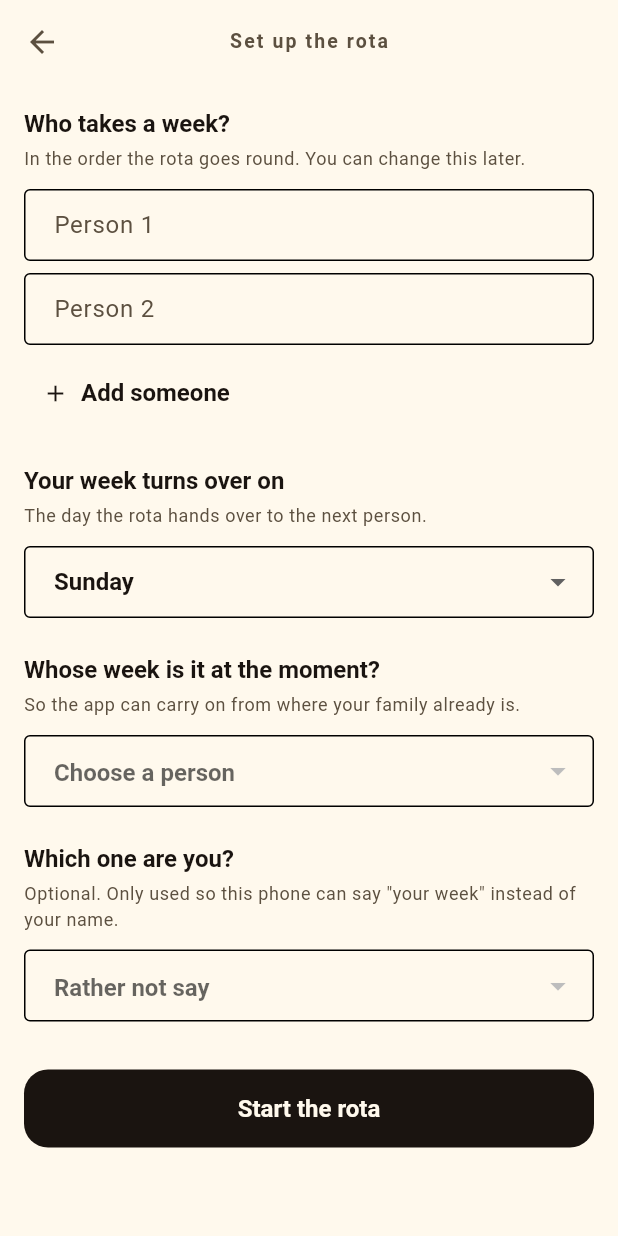
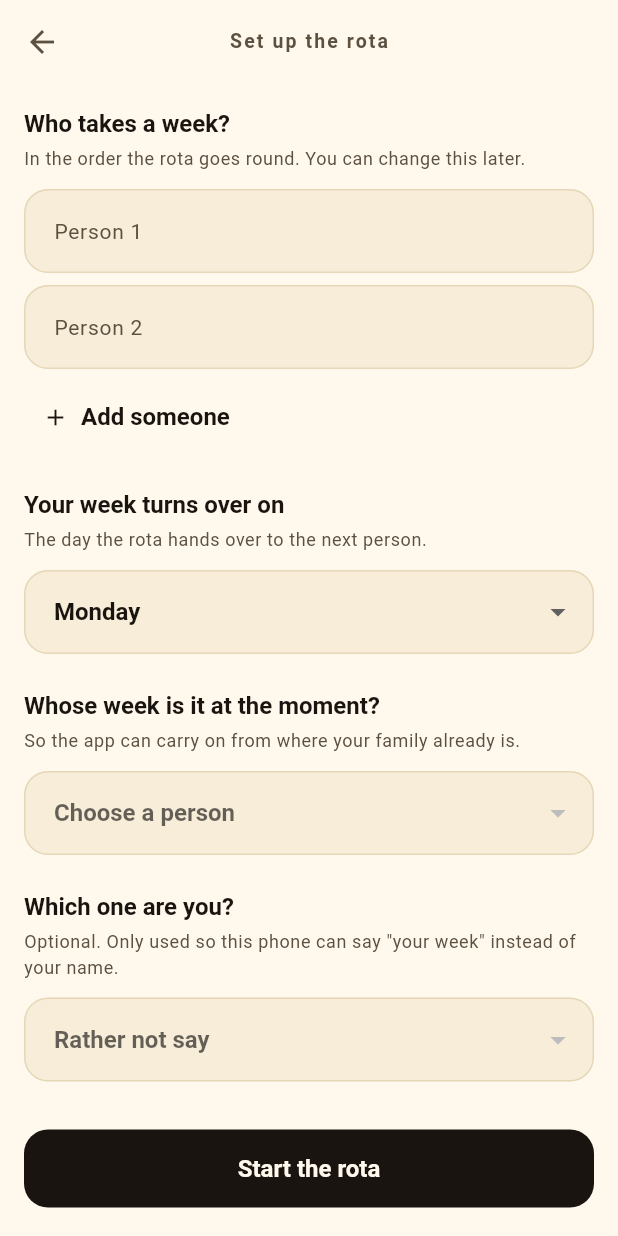
Before and after one commit to Jabulile1704/Mashibini-Prayer, a Flutter app: the screen it shows after launch, after a tap on "Set up the rota", on a phone screen of 412 x 824 dp. Run offline on Flutter 3.47's test engine with Material 3 defaults, Android fonts, the phone set to English and light mode, and no system bars; our stand-ins replace firebase_core, flutter_local_notifications, package_info_plus, shared_preferences, timezone; accounts and stored records are empty.

Commit message:
feat(rota): the week runs Monday to Sunday, and the fields look it
Three things the owner asked for.

**Monday is the default turnover day.** Sunday is the last day somebody
leads and the next person starts the following morning — which is what a
family means by "next week". The engine has never cared which day it is
(ADR-002), so this is a default, not a rule: any day is still choosable.

**Setup can be reached again.** It was reachable only from the "No rota yet"
state, so a family that had started could not change its turnover day, its
order, or who is in it. This is not the Settings screen that R2.3 needs
(#74, Day 19) — it is the one-line version, here because somebody needs to
change their turnover day today.

It asks first, because it replaces the rota. The journal is kept and the
dialog says so: it is stored separately and has nothing to do with the
cycle.

**The text fields are filled rather than outlined.** An outline is a box
drawn around nothing; a fill says "type here" before anybody reads the
label. The focused field carries the accent at two pixels, so "which field
am I in" is answerable without hunting for the caret.

On keyboards: **there was nothing to build.** Flutter uses each platform's
own keyboard — an iPhone gets Apple's, a Samsung gets Samsung's, and an app
cannot and should not override that. What the app does control is which
variant opens and how it behaves, and that was unset: the fields now declare
`TextInputType.name`, word capitalisation, autofill hints, and a `next`
action that moves to the following name instead of dismissing the keyboard
and making somebody re-tap four times.

Two tests encoded the old Sunday default and were corrected rather than
loosened — the mid-week one now expects the rota to start on Monday the
19th rather than Sunday the 18th, which is the behaviour change, visible.

```diff
--- a/lib/src/presentation/brand/theme.dart
+++ b/lib/src/presentation/brand/theme.dart
@@ -77,13 +77,57 @@ abstract final class AppTheme {
         ),
       ),
 
+      // Filled rather than outlined. An outline is a box drawn around
+      // nothing; a fill says "type here" before anybody reads the label,
+      // and it is what both platforms' own apps have settled on.
       inputDecorationTheme: InputDecorationTheme(
-        border: OutlineInputBorder(
-          borderRadius: BorderRadius.circular(Radii.sm),
-        ),
+        filled: true,
+        fillColor: colours.surfaceContainerHighest,
         contentPadding: const EdgeInsets.symmetric(
           horizontal: Space.lg,
-          vertical: Space.md,
+          vertical: Space.lg,
+        ),
+        border: OutlineInputBorder(
+          borderRadius: BorderRadius.circular(Radii.md),
+          borderSide: BorderSide.none,
+        ),
+        enabledBorder: OutlineInputBorder(
+          borderRadius: BorderRadius.circular(Radii.md),
+          borderSide: BorderSide(color: colours.outlineVariant),
+        ),
+        // The focused field is the only place the accent appears at full
+        // strength on a pale ground, and it is two pixels rather than one
+        // so that "which field am I in" is answerable without looking for
+        // the caret.
+        focusedBorder: OutlineInputBorder(
+          borderRadius: BorderRadius.circular(Radii.md),
+          borderSide: BorderSide(color: colours.secondary, width: 2),
+        ),
+        errorBorder: OutlineInputBorder(
+          borderRadius: BorderRadius.circular(Radii.md),
+          borderSide: BorderSide(color: colours.error),
+        ),
+        focusedErrorBorder: OutlineInputBorder(
+          borderRadius: BorderRadius.circular(Radii.md),
+          borderSide: BorderSide(color: colours.error, width: 2),
+        ),
+        labelStyle: TypeScale.body.copyWith(color: colours.onSurfaceVariant),
+        floatingLabelStyle: TypeScale.caption.copyWith(
+          color: colours.onSecondaryContainer,
+          fontWeight: FontWeight.w600,
+        ),
+        hintStyle: TypeScale.body.copyWith(
+          color: colours.onSurfaceVariant.withValues(alpha: 0.75),
+        ),
+      ),
+
+      dropdownMenuTheme: DropdownMenuThemeData(
+        menuStyle: MenuStyle(
+          shape: WidgetStatePropertyAll<OutlinedBorder>(
+            RoundedRectangleBorder(
+              borderRadius: BorderRadius.circular(Radii.md),
+            ),
+          ),
         ),
       ),
 
--- a/lib/src/presentation/screens/setup_screen.dart
+++ b/lib/src/presentation/screens/setup_screen.dart
@@ -49,7 +49,17 @@ class _SetupScreenState extends State<SetupScreen> {
     TextEditingController(),
   ];
 
-  int _turnoverWeekday = DateTime.sunday;
+  /// One per name, so the keyboard's "next" key can move between them
+  /// rather than dismissing itself.
+  final List<FocusNode> _focus = <FocusNode>[FocusNode(), FocusNode()];
+
+  /// Monday, because a week that ends on Sunday starts on Monday.
+  ///
+  /// The rota runs Monday to Sunday: Sunday is the last day somebody leads,
+  /// and the next person starts the following morning. Any day can be
+  /// chosen below — the engine has never cared (ADR-002) — but this is the
+  /// one a family means when they say "next week".
+  int _turnoverWeekday = DateTime.monday;
   int? _currentLeader;
   int? _youAre;
   bool _saving = false;
@@ -59,6 +69,9 @@ class _SetupScreenState extends State<SetupScreen> {
   void dispose() {
     for (final TextEditingController controller in _names) {
       controller.dispose();
+    }
+    for (final FocusNode node in _focus) {
+      node.dispose();
     }
     super.dispose();
   }
@@ -73,16 +86,32 @@ class _SetupScreenState extends State<SetupScreen> {
   ];
 
   void _addPerson() {
-    setState(() => _names.add(TextEditingController()));
+    setState(() {
+      _names.add(TextEditingController());
+      _focus.add(FocusNode());
+    });
   }
 
   void _removePerson(int index) {
     setState(() {
       _names.removeAt(index).dispose();
+      _focus.removeAt(index).dispose();
       // The dropdowns point at row indices, which have just shifted.
       _currentLeader = null;
       _youAre = null;
     });
+  }
+
+  /// Moves to the next name when the keyboard's "next" key is pressed.
+  ///
+  /// Without this the return key dismisses the keyboard and somebody
+  /// re-taps four times to enter four names.
+  void _moveOn(int from) {
+    if (from + 1 < _focus.length) {
+      FocusScope.of(context).requestFocus(_focus[from + 1]);
+    } else {
+      FocusScope.of(context).unfocus();
+    }
   }
 
   Future<void> _save() async {
@@ -172,10 +201,22 @@ class _SetupScreenState extends State<SetupScreen> {
                       Expanded(
                         child: TextFormField(
                           controller: _names[i],
+                          focusNode: _focus[i],
+                          // These four lines are what shape the keyboard
+                          // somebody actually sees. Flutter uses each
+                          // platform's own keyboard — iOS's on an iPhone,
+                          // Samsung's on a Samsung — and what the app
+                          // controls is which variant of it opens.
+                          keyboardType: TextInputType.name,
                           textCapitalization: TextCapitalization.words,
+                          textInputAction: i == _names.length - 1
+                              ? TextInputAction.done
+                              : TextInputAction.next,
+                          autofillHints: const <String>[AutofillHints.name],
+                          onFieldSubmitted: (_) => _moveOn(i),
                           decoration: InputDecoration(
                             labelText: 'Person ${i + 1}',
-                            border: const OutlineInputBorder(),
+                            hintText: 'Their name',
                           ),
                           onChanged: (_) => setState(() {}),
                           validator: (String? value) {
```
Also changed, not shown: lib/src/presentation/screens/this_week_screen.dart (+50 -0 lines), 2 other files.
